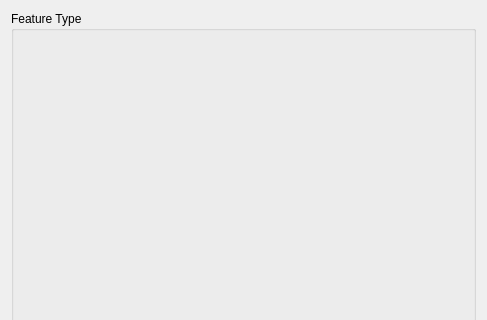
Old version of the form src/qt-widgets/CreateFeatureDialogUi.ui in the repository GPlates/GPlates; both pictures show x 0 to 487 and y 0 to 320 of the 487 by 458 pixel window.
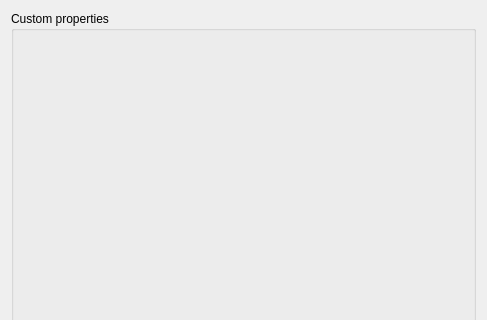
New version of the form. The open tabs and pages were chosen to show the change. Icons and pictures are not drawn.

Diff of the .ui file:
```diff
--- a/src/qt-widgets/CreateFeatureDialogUi.ui
+++ b/src/qt-widgets/CreateFeatureDialogUi.ui
@@ -118,6 +118,23 @@
        </item>
       </layout>
      </widget>
+     <widget class="QWidget" name="page_custom_properties">
+      <layout class="QVBoxLayout" name="verticalLayout_2">
+       <property name="spacing">
+        <number>6</number>
+       </property>
+       <property name="margin">
+        <number>0</number>
+       </property>
+       <item>
+        <widget class="QGroupBox" name="groupbox_custom">
+         <property name="title">
+          <string>Custom properties</string>
+         </property>
+        </widget>
+       </item>
+      </layout>
+     </widget>
      <widget class="QWidget" name="page_feature_collection">
       <layout class="QVBoxLayout">
        <property name="margin">
```
